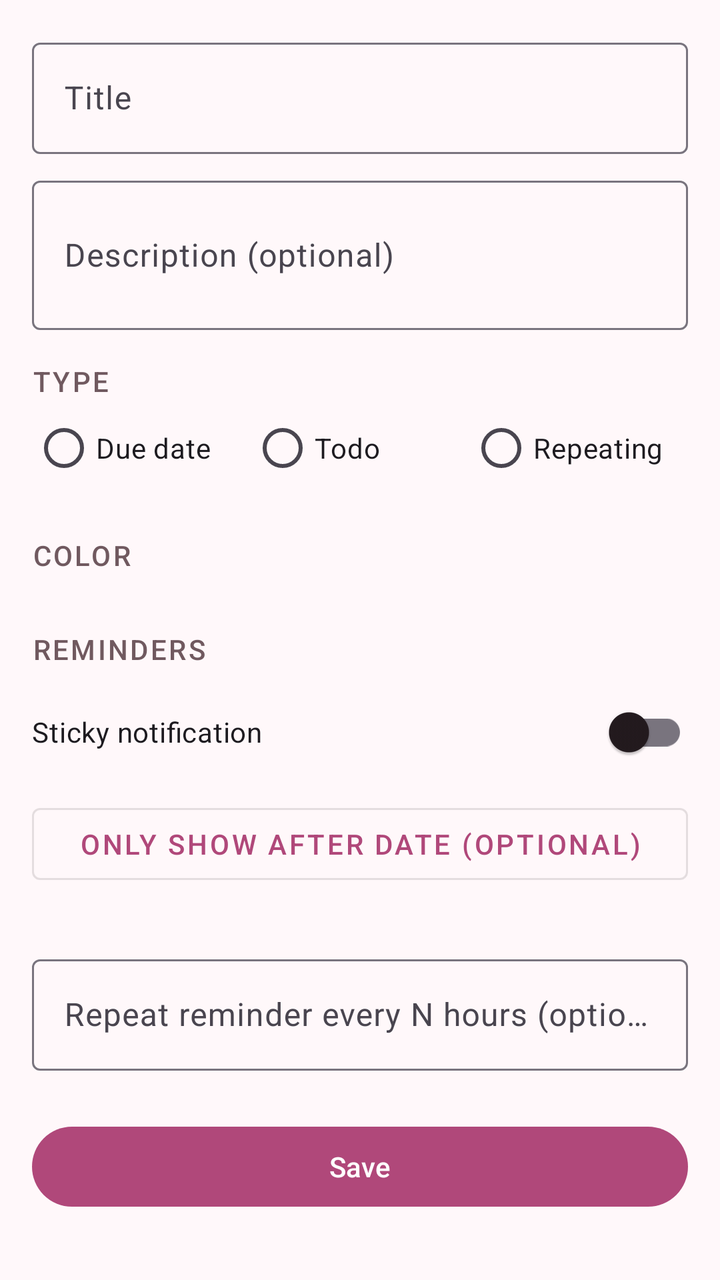
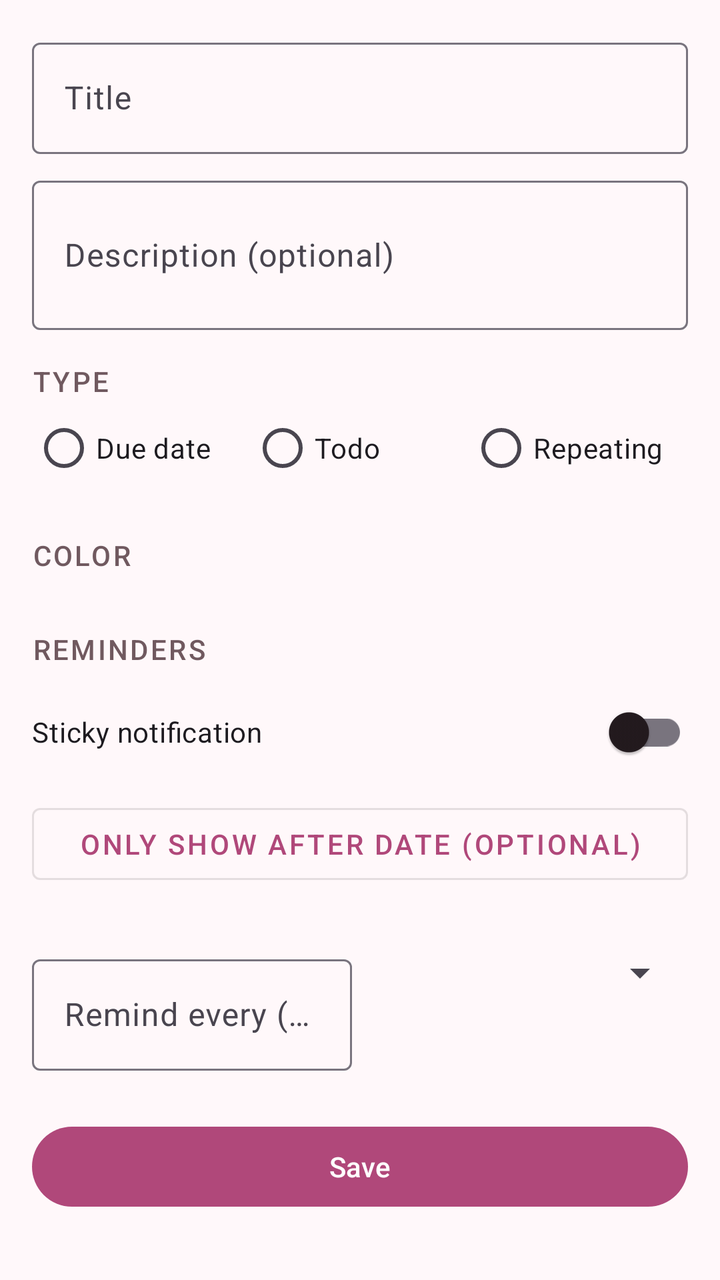

Two renders of the same Android screen: before a commit and after it. Below are the layout's source before the change and the commit's diff.
<!-- AndroidManifest.xml: application theme Theme.NoteToSelf -->
<!-- res/layout/fragment_add_edit_task.xml -->
<?xml version="1.0" encoding="utf-8"?>
<ScrollView
    xmlns:android="http://schemas.android.com/apk/res/android"
    xmlns:app="http://schemas.android.com/apk/res-auto"
    android:layout_width="match_parent"
    android:layout_height="match_parent"
    android:background="@color/nts_background"
    android:fillViewport="true">

    <LinearLayout
        android:layout_width="match_parent"
        android:layout_height="wrap_content"
        android:orientation="vertical"
        android:padding="16dp">

        <com.google.android.material.textfield.TextInputLayout
            android:layout_width="match_parent"
            android:layout_height="wrap_content">
            <com.google.android.material.textfield.TextInputEditText
                android:id="@+id/input_title"
                android:layout_width="match_parent"
                android:layout_height="wrap_content"
                android:hint="@string/hint_title" />
        </com.google.android.material.textfield.TextInputLayout>

        <com.google.android.material.textfield.TextInputLayout
            android:layout_width="match_parent"
            android:layout_height="wrap_content"
            android:layout_marginTop="8dp">
            <com.google.android.material.textfield.TextInputEditText
                android:id="@+id/input_description"
                android:layout_width="match_parent"
                android:layout_height="wrap_content"
                android:hint="@string/hint_description"
                android:inputType="textMultiLine"
                android:minLines="2" />
        </com.google.android.material.textfield.TextInputLayout>

        <TextView
            android:layout_width="wrap_content"
            android:layout_height="wrap_content"
            android:layout_marginTop="16dp"
            android:text="@string/label_type"
            android:textAppearance="@style/TextAppearance.NoteToSelf.SectionHeader" />

        <RadioGroup
            android:id="@+id/radio_group_type"
            android:layout_width="match_parent"
            android:layout_height="wrap_content"
            android:orientation="horizontal">
            <RadioButton
                android:id="@+id/radio_due_date"
                android:layout_width="0dp"
                android:layout_height="wrap_content"
                android:layout_weight="1"
                android:text="@string/type_due_date" />
            <RadioButton
                android:id="@+id/radio_todo"
                android:layout_width="0dp"
                android:layout_height="wrap_content"
                android:layout_weight="1"
                android:text="@string/type_todo" />
            <RadioButton
                android:id="@+id/radio_regular"
                android:layout_width="0dp"
                android:layout_height="wrap_content"
                android:layout_weight="1"
                android:text="@string/type_regular" />
        </RadioGroup>

        
        <LinearLayout
            android:id="@+id/group_due_date"
            android:layout_width="match_parent"
            android:layout_height="wrap_content"
            android:layout_marginTop="12dp"
            android:orientation="vertical"
            android:visibility="gone">
            <com.google.android.material.button.MaterialButton
                android:id="@+id/button_pick_due_date"
                style="@style/Widget.MaterialComponents.Button.OutlinedButton"
                android:layout_width="match_parent"
                android:layout_height="wrap_content"
                android:text="@string/action_pick_due_date" />
            <TextView
                android:id="@+id/text_due_date_value"
                android:layout_width="match_parent"
                android:layout_height="wrap_content"
                android:layout_marginTop="4dp"
                android:textAppearance="@style/TextAppearance.NoteToSelf.TaskSubtitle" />
        </LinearLayout>

        
        <LinearLayout
            android:id="@+id/group_regular"
            android:layout_width="match_parent"
            android:layout_height="wrap_content"
            android:layout_marginTop="12dp"
            android:orientation="vertical"
            android:visibility="gone">

            <LinearLayout
                android:layout_width="match_parent"
                android:layout_height="wrap_content"
                android:orientation="horizontal">
                <com.google.android.material.textfield.TextInputLayout
                    android:layout_width="0dp"
                    android:layout_height="wrap_content"
                    android:layout_weight="1">
                    <com.google.android.material.textfield.TextInputEditText
                        android:id="@+id/input_interval"
                        android:layout_width="match_parent"
                        android:layout_height="wrap_content"
                        android:hint="@string/hint_interval"
                        android:inputType="number" />
                </com.google.android.material.textfield.TextInputLayout>
                <Spinner
                    android:id="@+id/spinner_recurrence_unit"
                    android:layout_width="0dp"
                    android:layout_height="wrap_content"
                    android:layout_weight="1"
                    android:layout_marginStart="8dp" />
            </LinearLayout>

            <RadioGroup
                android:id="@+id/radio_group_schedule_mode"
                android:layout_width="match_parent"
                android:layout_height="wrap_content"
                android:layout_marginTop="8dp"
                android:orientation="vertical">
                <RadioButton
                    android:id="@+id/radio_fixed"
                    android:layout_width="match_parent"
                    android:layout_height="wrap_content"
                    android:text="@string/schedule_fixed" />
                <RadioButton
                    android:id="@+id/radio_floating"
                    android:layout_width="match_parent"
                    android:layout_height="wrap_content"
                    android:text="@string/schedule_floating" />
            </RadioGroup>

            <com.google.android.material.button.MaterialButton
                android:id="@+id/button_pick_start_date"
                style="@style/Widget.MaterialComponents.Button.OutlinedButton"
                android:layout_width="match_parent"
                android:layout_height="wrap_content"
                android:layout_marginTop="8dp"
                android:text="@string/action_pick_start_date" />
            <TextView
                android:id="@+id/text_start_date_value"
                android:layout_width="match_parent"
                android:layout_height="wrap_content"
                android:layout_marginTop="4dp"
                android:textAppearance="@style/TextAppearance.NoteToSelf.TaskSubtitle" />
        </LinearLayout>

        <TextView
            android:layout_width="wrap_content"
            android:layout_height="wrap_content"
            android:layout_marginTop="20dp"
            android:text="@string/label_colour"
            android:textAppearance="@style/TextAppearance.NoteToSelf.SectionHeader" />

        <LinearLayout
            android:id="@+id/layout_color_swatches"
            android:layout_width="match_parent"
            android:layout_height="wrap_content"
            android:layout_marginTop="8dp"
            android:orientation="horizontal"
            android:gravity="center_vertical" />

        <TextView
            android:layout_width="wrap_content"
            android:layout_height="wrap_content"
            android:layout_marginTop="20dp"
            android:text="@string/label_reminders"
            android:textAppearance="@style/TextAppearance.NoteToSelf.SectionHeader" />

        <com.google.android.material.switchmaterial.SwitchMaterial
            android:id="@+id/switch_sticky"
            android:layout_width="match_parent"
            android:layout_height="wrap_content"
            android:layout_marginTop="8dp"
            android:text="@string/label_sticky_notification" />

        <com.google.android.material.button.MaterialButton
            android:id="@+id/button_pick_show_after"
            style="@style/Widget.MaterialComponents.Button.OutlinedButton"
            android:layout_width="match_parent"
            android:layout_height="wrap_content"
            android:layout_marginTop="8dp"
            android:text="@string/action_pick_show_after" />
        <TextView
            android:id="@+id/text_show_after_value"
            android:layout_width="match_parent"
            android:layout_height="wrap_content"
            android:layout_marginTop="4dp"
            android:textAppearance="@style/TextAppearance.NoteToSelf.TaskSubtitle" />

        <com.google.android.material.textfield.TextInputLayout
            android:layout_width="match_parent"
            android:layout_height="wrap_content"
            android:layout_marginTop="8dp">
            <com.google.android.material.textfield.TextInputEditText
                android:id="@+id/input_repeat_hours"
                android:layout_width="match_parent"
                android:layout_height="wrap_content"
                android:hint="@string/hint_repeat_hours"
                android:inputType="number" />
        </com.google.android.material.textfield.TextInputLayout>

        <com.google.android.material.button.MaterialButton
            android:id="@+id/button_save"
            android:layout_width="match_parent"
            android:layout_height="wrap_content"
            android:layout_marginTop="24dp"
            android:text="@string/action_save" />

        <com.google.android.material.button.MaterialButton
            android:id="@+id/button_delete"
            style="@style/Widget.MaterialComponents.Button.TextButton"
            android:layout_width="match_parent"
            android:layout_height="wrap_content"
            android:layout_marginTop="4dp"
            android:text="@string/action_delete"
            android:textColor="@color/nts_due_soon"
            android:visibility="gone" />

    </LinearLayout>
</ScrollView>
<!-- resources referenced by this layout -->
<resources>
  <color name="nts_background">#FFF8FA</color>
  <color name="nts_due_soon">#D32F2F</color>
  <string name="action_delete">Delete task</string>
  <string name="action_pick_due_date">Pick due date</string>
  <string name="action_pick_show_after">Only show after date (optional)</string>
  <string name="action_pick_start_date">Pick start date</string>
  <string name="action_save">Save</string>
  <string name="hint_description">Description (optional)</string>
  <string name="hint_interval">Every</string>
  <string name="hint_repeat_hours">Repeat reminder every N hours (optional)</string>
  <string name="hint_title">Title</string>
  <string name="label_colour">Color</string>
  <string name="label_reminders">Reminders</string>
  <string name="label_sticky_notification">Sticky notification</string>
  <string name="label_type">Type</string>
  <string name="schedule_fixed">Fixed (same day each time)</string>
  <string name="schedule_floating">Floating (after completion)</string>
  <string name="type_due_date">Due date</string>
  <string name="type_regular">Repeating</string>
  <string name="type_todo">Todo</string>
  <style name="TextAppearance.NoteToSelf.SectionHeader" parent="TextAppearance.Material3.LabelLarge">
          <item name="android:textColor">@color/nts_text_secondary</item>
          <item name="android:textAllCaps">true</item>
          <item name="android:letterSpacing">0.08</item>
      </style>
  <style name="TextAppearance.NoteToSelf.TaskSubtitle" parent="TextAppearance.Material3.BodySmall">
          <item name="android:textColor">@color/nts_text_secondary</item>
      </style>
  <style name="Theme.NoteToSelf" parent="Base.Theme.NoteToSelf" />
  <color name="nts_text_secondary">#70595F</color>
  <style name="Base.Theme.NoteToSelf" parent="Theme.Material3.DayNight.NoActionBar">
          <item name="colorPrimary">@color/nts_accent</item>
          <item name="colorOnPrimary">@color/nts_on_accent</item>
          <item name="colorPrimaryContainer">@color/nts_accent_container</item>
          <item name="colorOnPrimaryContainer">@color/nts_on_accent_container</item>
          <item name="colorSecondaryContainer">@color/nts_accent_container</item>
          <item name="colorOnSecondaryContainer">@color/nts_on_accent_container</item>
          <item name="colorSurface">@color/nts_surface</item>
          <item name="colorOnSurface">@color/nts_text_primary</item>
          <item name="android:colorBackground">@color/nts_background</item>
      </style>
  <color name="nts_accent">#B0487A</color>
  <color name="nts_on_accent">#FFFFFF</color>
  <color name="nts_accent_container">#FFD9E6</color>
  <color name="nts_on_accent_container">#3A1B2A</color>
  <color name="nts_surface">#FFFFFF</color>
  <color name="nts_text_primary">#231A1E</color>
</resources>

<!-- the commit's change to res/layout/fragment_add_edit_task.xml (unified diff, before → after) -->
@@ -198,17 +198,29 @@
             android:layout_marginTop="4dp"
             android:textAppearance="@style/TextAppearance.NoteToSelf.TaskSubtitle" />
 
-        <com.google.android.material.textfield.TextInputLayout
-            android:layout_width="match_parent"
-            android:layout_height="wrap_content"
-            android:layout_marginTop="8dp">
-            <com.google.android.material.textfield.TextInputEditText
-                android:id="@+id/input_repeat_hours"
-                android:layout_width="match_parent"
-                android:layout_height="wrap_content"
-                android:hint="@string/hint_repeat_hours"
-                android:inputType="number" />
-        </com.google.android.material.textfield.TextInputLayout>
+        <LinearLayout
+            android:layout_width="match_parent"
+            android:layout_height="wrap_content"
+            android:layout_marginTop="8dp"
+            android:orientation="horizontal">
+            <com.google.android.material.textfield.TextInputLayout
+                android:layout_width="0dp"
+                android:layout_height="wrap_content"
+                android:layout_weight="1">
+                <com.google.android.material.textfield.TextInputEditText
+                    android:id="@+id/input_repeat_interval"
+                    android:layout_width="match_parent"
+                    android:layout_height="wrap_content"
+                    android:hint="@string/hint_remind_every"
+                    android:inputType="number" />
+            </com.google.android.material.textfield.TextInputLayout>
+            <Spinner
+                android:id="@+id/spinner_repeat_unit"
+                android:layout_width="0dp"
+                android:layout_height="wrap_content"
+                android:layout_weight="1"
+                android:layout_marginStart="8dp" />
+        </LinearLayout>
 
         <com.google.android.material.button.MaterialButton
             android:id="@+id/button_save"
<!-- resource entries referenced after the edit -->
@@ -9,7 +9,7 @@
   <string name="action_save">Save</string>
   <string name="hint_description">Description (optional)</string>
   <string name="hint_interval">Every</string>
-  <string name="hint_repeat_hours">Repeat reminder every N hours (optional)</string>
+  <string name="hint_remind_every">Remind every (optional)</string>
   <string name="hint_title">Title</string>
   <string name="label_colour">Color</string>
   <string name="label_reminders">Reminders</string>
